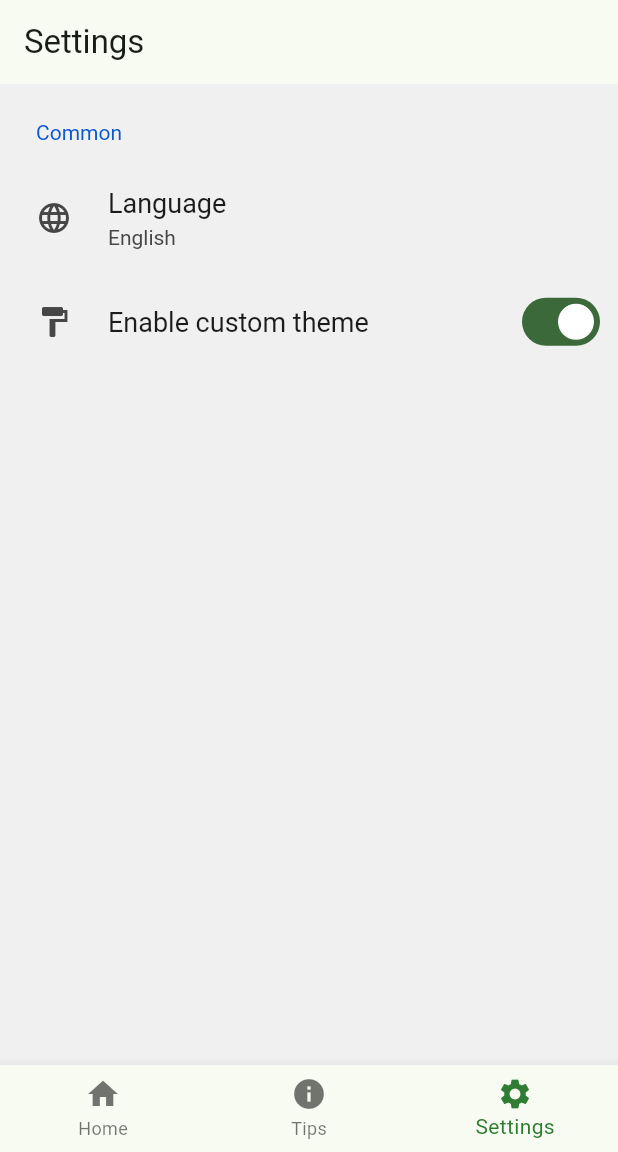
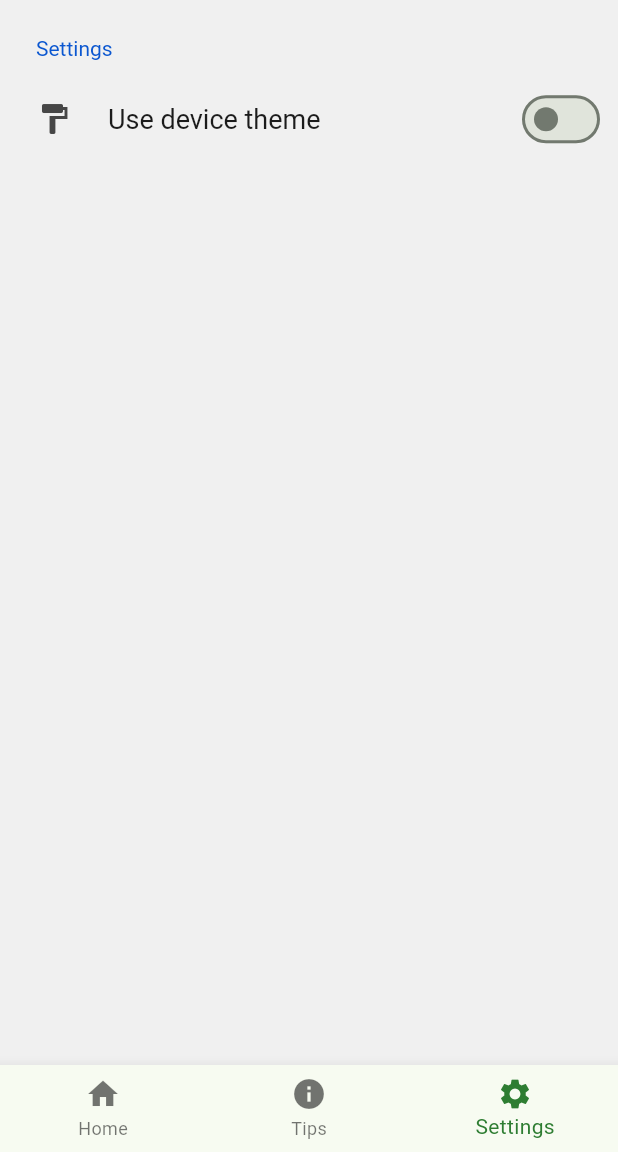
Before and after one commit to WSU-4110/budgie, a Flutter app: the screen it shows after launch, item 3 of the bottom bar chosen, on a phone screen of 412 x 824 dp, the part 84-1236 px from its top. Run offline on Flutter 3.47's test engine with Material 2 defaults, Android fonts, the phone set to English and light mode, and no system bars; drawn by our look-alikes of settings_ui; our stand-ins replace percent_indicator.

Commit message:
made app follow device theme and fixed issue where progress bars cause bottom overflow when device text size is increased

```diff
--- a/lib/main.dart
+++ b/lib/main.dart
@@ -20,6 +20,7 @@ class MyApp extends StatelessWidget {
         useMaterial3: true,
         colorScheme: ColorScheme.fromSeed(seedColor: Colors.green),
       ),
+      darkTheme: ThemeData(brightness: Brightness.dark),
       home: MyStatefulWidget(),
     );
   }
@@ -91,9 +92,11 @@ class HomePage extends StatelessWidget {
   //this is the homepage
   @override
   Widget build(BuildContext context) {
-    return Center(
-      child: Column(children: <Widget>[
+    return Scaffold(
+      resizeToAvoidBottomInset : false,
+      body: Column(children: <Widget>[
         Expanded(
+
             child: Container(
                 margin: const EdgeInsets.all(5.5),
                 child: const OverBudgie())),
@@ -120,15 +123,15 @@ class HomePage extends StatelessWidget {
                   padding: const EdgeInsets.all(5),
                   children: const <Widget>[
                     SizedBox(
-                      height: 118,
+                      height: 119,
                       child: Center(child: HorProgressBar())
                     ),
                     SizedBox(
-                      height: 118,
+                      height: 119,
                       child: Center(child: HorProgressBar())
                     ),
                     SizedBox(
-                      height: 118,
+                      height: 119,
                       child: Center(child: HorProgressBar())
                     ),
                     SizedBox(
@@ -151,27 +154,28 @@ class TipsPage extends StatelessWidget {
 
 class SettingsPage extends StatelessWidget {
   //this is the settings page
+    bool isSwitched = false;
+
   @override
+
   Widget build(BuildContext context) {
     return Scaffold(
-        appBar: AppBar(
-          title: Text("Settings"),
-        ),
+
         body: SettingsList(
       sections: [
         SettingsSection(
-          title: Text('Common'),
+          title: Text('Settings'),
           tiles: <SettingsTile>[
-            SettingsTile.navigation(
-              leading: Icon(Icons.language),
-              title: Text('Language'),
-              value: Text('English'),
-            ),
             SettingsTile.switchTile(
-              onToggle: (value) {},
-              initialValue: true,
+              initialValue: isSwitched,
+              onToggle: (value) {
+                setState((){
+                  isSwitched=value;
+                });
+              },
+
               leading: Icon(Icons.format_paint),
-              title: Text('Enable custom theme'),
+              title: Text('Use device theme'),
             ),
           ],
         ),
@@ -179,4 +183,6 @@ class SettingsPage extends StatelessWidget {
     ),
         );
   }
+
+  void setState(Null Function() param0) {}
 }
```
